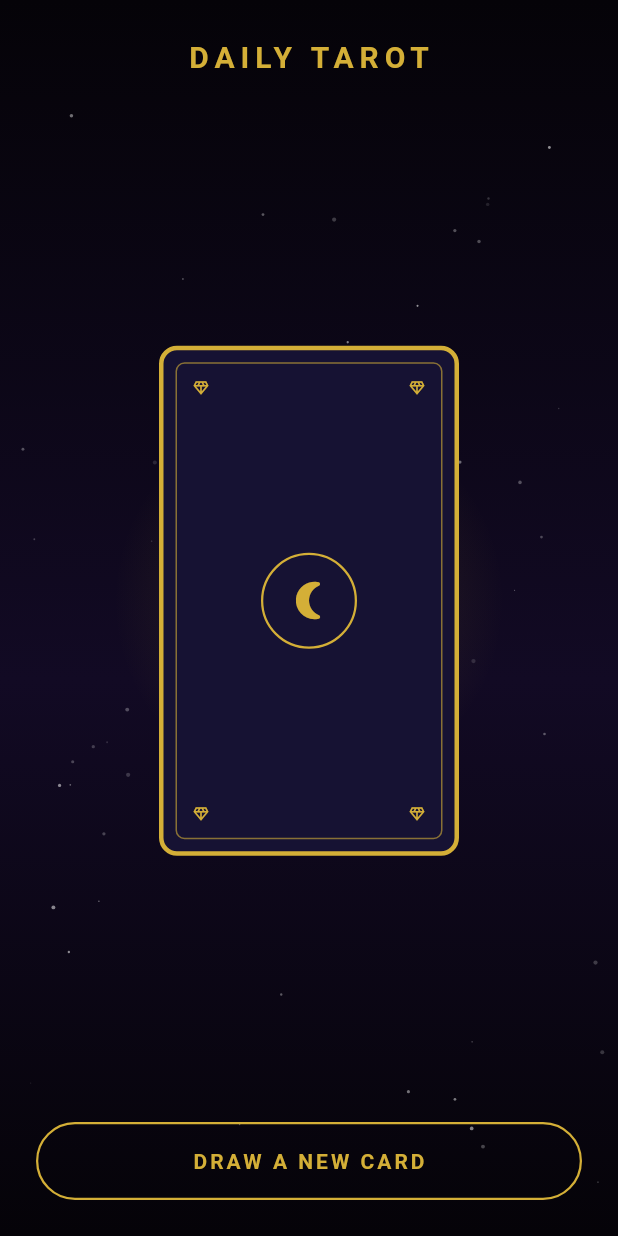
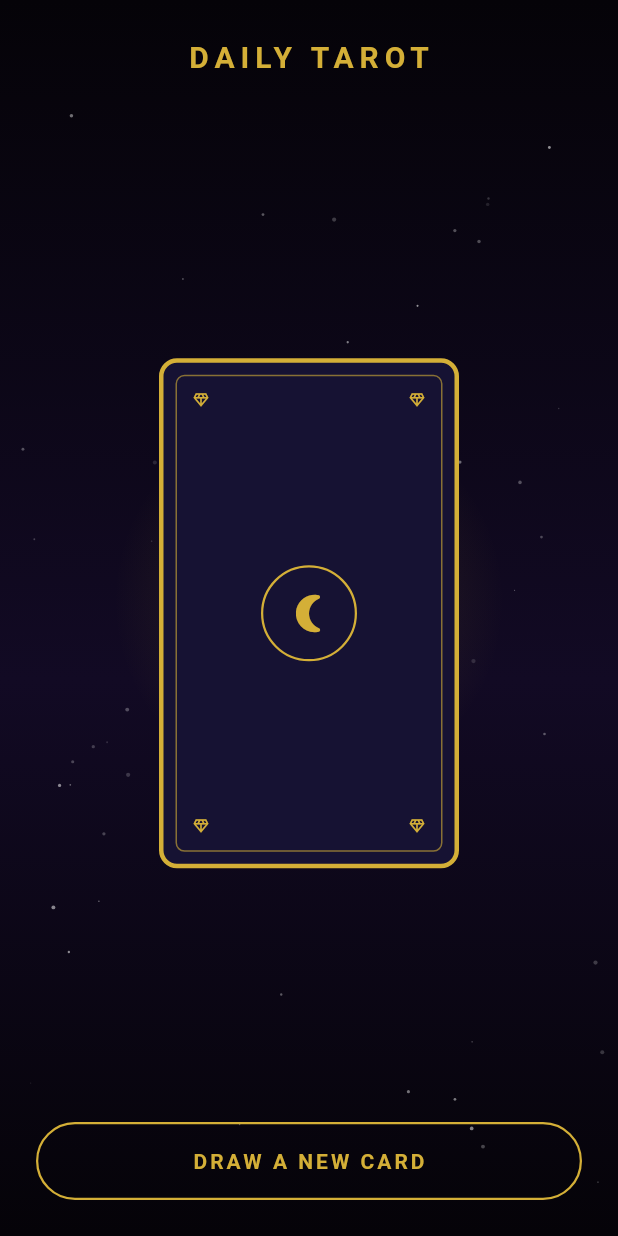
Before and after one commit to urastogi2048/rashivashidemo, a Flutter app: the screen it shows after launch, on a phone screen of 412 x 824 dp. Run offline on Flutter 3.47's test engine with Material 3 defaults, Android fonts, the phone set to English and light mode, and no system bars.

Commit message:
feat:ideal-motion

```diff
--- a/rashivashi_app/lib/widgets/tarotcard.dart
+++ b/rashivashi_app/lib/widgets/tarotcard.dart
@@ -3,6 +3,7 @@ import 'dart:math' as math;
 import 'package:flutter/material.dart';
 import 'package:rashivashi_app/widgets/tarot_back.dart';
 import 'package:rashivashi_app/widgets/tarot_front.dart';
+
 class TarotCard extends StatefulWidget {
   const TarotCard({super.key});
   @override
@@ -10,7 +11,7 @@ class TarotCard extends StatefulWidget {
 }
 
 class _TarotCardState extends State<TarotCard> with TickerProviderStateMixin {
-  bool flipped=true;
+  bool flipped = true;
   late AnimationController flipcontroller;
   late AnimationController glowcontroller;
   late Animation<double> rotationAnimation;
@@ -18,50 +19,85 @@ class _TarotCardState extends State<TarotCard> with TickerProviderStateMixin {
   late Animation<double> glowBlur;
   late Animation<double> glowSpread;
   late final glowCurve;
+  late AnimationController idleController;
+  late Animation<double> idleOffset;
   @override
   void initState() {
     super.initState();
-    flipped=false;
-    flipcontroller=AnimationController(vsync: this,duration: const Duration(milliseconds: 800), reverseDuration: const Duration(milliseconds: 500));
-    glowcontroller=AnimationController(vsync: this,duration: const Duration(milliseconds: 500));
-    rotationAnimation=CurvedAnimation(parent: flipcontroller, curve: Curves.easeInOut);
-    curve=Tween<double>(begin: 0.0, end: math.pi).animate(rotationAnimation);
-    glowCurve=CurvedAnimation(parent: glowcontroller, curve: Curves.easeInOut);
-    glowBlur=Tween<double>(begin: 0.0, end: 35.0).animate(glowCurve);
-    glowSpread=Tween<double>(begin: 0.0, end: 8.0).animate(glowCurve);
+    flipped = false;
+    flipcontroller = AnimationController(
+      vsync: this,
+      duration: const Duration(milliseconds: 800),
+      reverseDuration: const Duration(milliseconds: 500),
+    );
+    glowcontroller = AnimationController(
+      vsync: this,
+      duration: const Duration(milliseconds: 500),
+    );
+    rotationAnimation = CurvedAnimation(
+      parent: flipcontroller,
+      curve: Curves.easeInOut,
+    );
+    curve = Tween<double>(begin: 0.0, end: math.pi).animate(rotationAnimation);
+    glowCurve = CurvedAnimation(
+      parent: glowcontroller,
+      curve: Curves.easeInOut,
+    );
+    glowBlur = Tween<double>(begin: 0.0, end: 35.0).animate(glowCurve);
+    glowSpread = Tween<double>(begin: 0.0, end: 8.0).animate(glowCurve);
+
+    idleController = AnimationController(
+      vsync: this,
+      duration: const Duration(milliseconds: 1500),
+    )..repeat(reverse: true);
+    idleOffset = Tween<double>(
+      begin: -10.0,
+      end: 10.0,
+    ).animate(CurvedAnimation(parent: idleController, curve: Curves.easeInOut));
   }
+
   @override
-  void dispose(){
+  void dispose() {
     flipcontroller.dispose();
     glowcontroller.dispose();
+    idleController.dispose();
     super.dispose();
   }
+
   @override
   Widget build(BuildContext context) {
     return GestureDetector(
       onTap: () async {
-        if(!flipped){
+        if (!flipped) {
           await flipcontroller.forward();
           await glowcontroller.forward();
           //await glowcontroller.reverse();
-        }else{
+        } else {
           glowcontroller.reverse();
           flipcontroller.reverse();
         }
-        flipped=!flipped;
-
+        flipped = !flipped;
       },
       child: AnimatedBuilder(
-        animation: Listenable.merge([flipcontroller, glowcontroller]),
+        animation: Listenable.merge([flipcontroller, glowcontroller, idleController]),
 
         builder: (context, child) {
-          final angle =curve.value;
+          final angle = curve.value;
           print(angle);
-          return
-          Transform(alignment: Alignment.center,
-          transform: Matrix4.identity()..setEntry(3, 2, 0.002)
+          return Transform(
+            alignment: Alignment.center,
+            transform: Matrix4.identity()
+              ..setEntry(3, 2, 0.002)
               ..rotateY(angle),
-          child: angle <= math.pi / 2 ? TarotBack() : Container(
+            child: angle <= math.pi / 2
+                ? Transform.translate(
+                    offset: Offset(
+                      0,
+                      angle <= math.pi / 2 ? idleOffset.value : 0,
+                    ),
+                    child: TarotBack(),
+                  )
+                : Container(
                     decoration: BoxDecoration(
                       boxShadow: [
                         BoxShadow(
@@ -71,17 +107,15 @@ class _TarotCardState extends State<TarotCard> with TickerProviderStateMixin {
                         ),
                       ],
                     ),
-            child: Transform(alignment: Alignment.center,transform: Matrix4.identity()
-                                         ..rotateY(math.pi), child: TarotFront()),
-          ) );
+                    child: Transform(
+                      alignment: Alignment.center,
+                      transform: Matrix4.identity()..rotateY(math.pi),
+                      child: TarotFront(),
+                    ),
+                  ),
+          );
         },
       ),
-
-
-
-
-
-
     );
   }
 }
```
Lines whose indentation alone changed are shown as unchanged.
